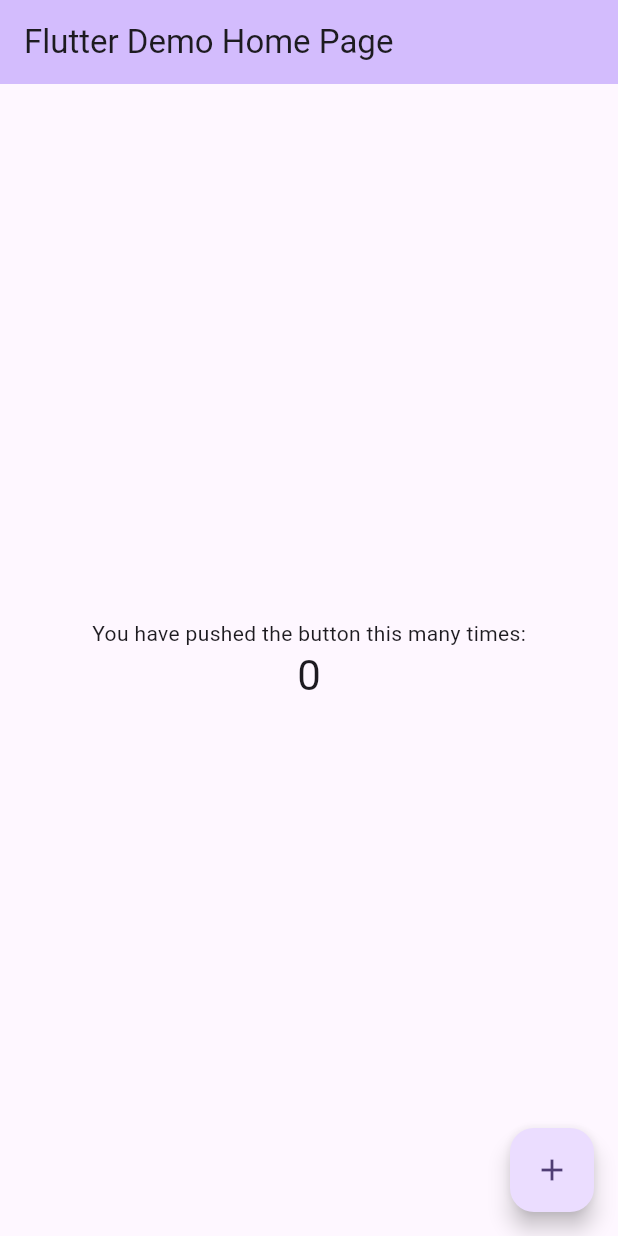
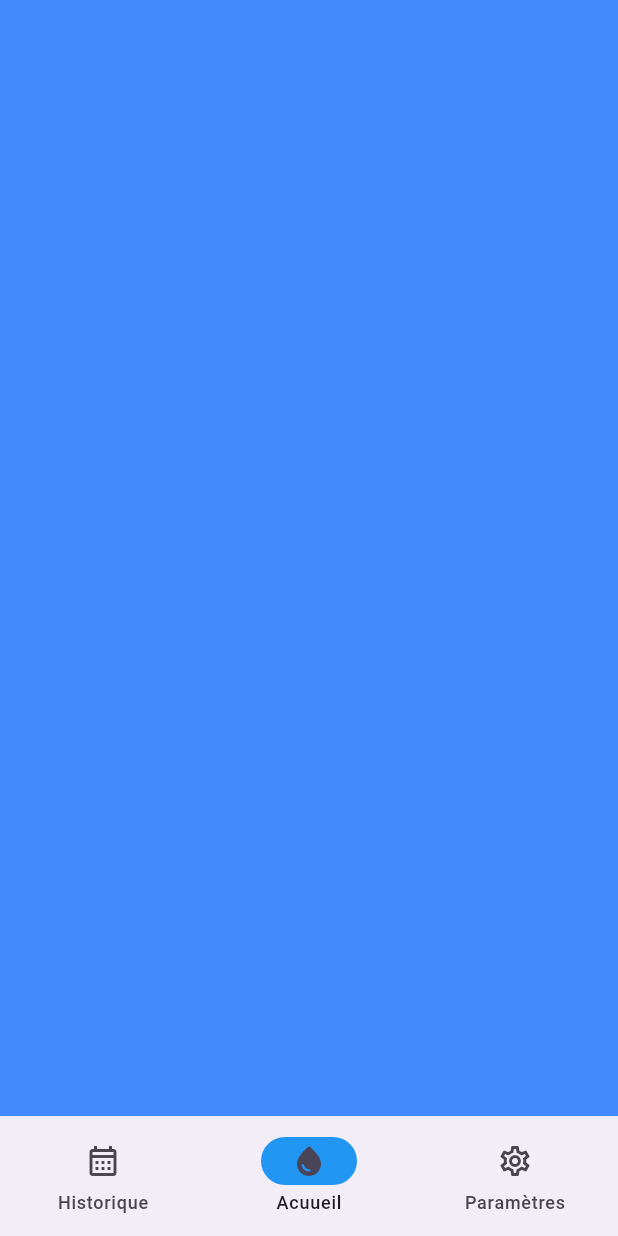
Before and after one commit to KEVINSINGH261/WaterReminderApp, a Flutter app: the screen it shows after launch, on a phone screen of 412 x 824 dp. Run offline on Flutter 3.47's test engine with Material 3 defaults, Android fonts, the phone set to English and light mode, and no system bars.

Commit message:
Barre de navigation pour pourvoir changer de page.

```diff
--- a/lib/main.dart
+++ b/lib/main.dart
@@ -1,125 +1,17 @@
 import 'package:flutter/material.dart';
+import 'package:waterreminderapp/navigation_menu.dart';
 
-void main() {
-  runApp(const MyApp());
-}
 
-class MyApp extends StatelessWidget {
-  const MyApp({super.key});
+void main() => runApp(const NavigationBarApp());
 
-  // This widget is the root of your application.
+class NavigationBarApp extends StatelessWidget {
+  const NavigationBarApp({super.key});
+
   @override
   Widget build(BuildContext context) {
     return MaterialApp(
-      title: 'Flutter Demo',
-      theme: ThemeData(
-        // This is the theme of your application.
-        //
-        // TRY THIS: Try running your application with "flutter run". You'll see
-        // the application has a purple toolbar. Then, without quitting the app,
-        // try changing the seedColor in the colorScheme below to Colors.green
-        // and then invoke "hot reload" (save your changes or press the "hot
-        // reload" button in a Flutter-supported IDE, or press "r" if you used
-        // the command line to start the app).
-        //
-        // Notice that the counter didn't reset back to zero; the application
-        // state is not lost during the reload. To reset the state, use hot
-        // restart instead.
-        //
-        // This works for code too, not just values: Most code changes can be
-        // tested with just a hot reload.
-        colorScheme: ColorScheme.fromSeed(seedColor: Colors.deepPurple),
-        useMaterial3: true,
-      ),
-      home: const MyHomePage(title: 'Flutter Demo Home Page'),
+      theme: ThemeData(useMaterial3: true),
+      home: NavigationMenu(),
     );
   }
 }
-
-class MyHomePage extends StatefulWidget {
-  const MyHomePage({super.key, required this.title});
-
-  // This widget is the home page of your application. It is stateful, meaning
-  // that it has a State object (defined below) that contains fields that affect
-  // how it looks.
-
-  // This class is the configuration for the state. It holds the values (in this
-  // case the title) provided by the parent (in this case the App widget) and
-  // used by the build method of the State. Fields in a Widget subclass are
-  // always marked "final".
-
-  final String title;
-
-  @override
-  State<MyHomePage> createState() => _MyHomePageState();
-}
-
-class _MyHomePageState extends State<MyHomePage> {
-  int _counter = 0;
-
-  void _incrementCounter() {
-    setState(() {
-      // This call to setState tells the Flutter framework that something has
-      // changed in this State, which causes it to rerun the build method below
-      // so that the display can reflect the updated values. If we changed
-      // _counter without calling setState(), then the build method would not be
-      // called again, and so nothing would appear to happen.
-      _counter++;
-    });
-  }
-
-  @override
-  Widget build(BuildContext context) {
-    // This method is rerun every time setState is called, for instance as done
-    // by the _incrementCounter method above.
-    //
-    // The Flutter framework has been optimized to make rerunning build methods
-    // fast, so that you can just rebuild anything that needs updating rather
-    // than having to individually change instances of widgets.
-    return Scaffold(
-      appBar: AppBar(
-        // TRY THIS: Try changing the color here to a specific color (to
-        // Colors.amber, perhaps?) and trigger a hot reload to see the AppBar
-        // change color while the other colors stay the same.
-        backgroundColor: Theme.of(context).colorScheme.inversePrimary,
-        // Here we take the value from the MyHomePage object that was created by
-        // the App.build method, and use it to set our appbar title.
-        title: Text(widget.title),
-      ),
-      body: Center(
-        // Center is a layout widget. It takes a single child and positions it
-        // in the middle of the parent.
-        child: Column(
-          // Column is also a layout widget. It takes a list of children and
-          // arranges them vertically. By default, it sizes itself to fit its
-          // children horizontally, and tries to be as tall as its parent.
-          //
-          // Column has various properties to control how it sizes itself and
-          // how it positions its children. Here we use mainAxisAlignment to
-          // center the children vertically; the main axis here is the vertical
-          // axis because Columns are vertical (the cross axis would be
-          // horizontal).
-          //
-          // TRY THIS: Invoke "debug painting" (choose the "Toggle Debug Paint"
-          // action in the IDE, or press "p" in the console), to see the
-          // wireframe for each widget.
-          mainAxisAlignment: MainAxisAlignment.center,
-          children: <Widget>[
-            const Text(
-              'You have pushed the button this many times:',
-            ),
-            Text(
-              '$_counter',
-              style: Theme.of(context).textTheme.headlineMedium,
-            ),
-          ],
-        ),
-      ),
-      floatingActionButton: FloatingActionButton(
-        onPressed: _incrementCounter,
-        tooltip: 'Increment',
-        child: const Icon(Icons.add),
-      ), // This trailing comma makes auto-formatting nicer for build methods.
-    );
-  }
-}
--- /dev/null
+++ b/lib/navigation_menu.dart
@@ -0,0 +1,54 @@
+import 'package:flutter/material.dart';
+import 'package:waterreminderapp/pages/home_page.dart';
+
+class NavigationMenu extends StatefulWidget {
+  const NavigationMenu({super.key});
+
+  @override
+  State<NavigationMenu> createState() => _NavigationMenuState();
+}
+
+class _NavigationMenuState extends State<NavigationMenu> {
+  int currentPageIndex = 1;
+
+  @override
+  Widget build(BuildContext context) {
+    return Scaffold(
+      bottomNavigationBar: NavigationBar(
+        onDestinationSelected: (int index) {
+          setState(() {
+            currentPageIndex = index;
+          });
+        },
+        indicatorColor: Colors.blue,
+        selectedIndex: currentPageIndex,
+        destinations: const <Widget>[
+          NavigationDestination(
+            selectedIcon: Icon(Icons.calendar_month),
+            icon: Icon(Icons.calendar_month_outlined),
+            label: 'Historique',
+          ),
+          NavigationDestination(
+            selectedIcon: Icon(Icons.water_drop),
+            icon: Icon(Icons.water_drop_outlined),
+            label: 'Acuueil',
+          ),
+          NavigationDestination(
+            selectedIcon: Icon(Icons.settings),
+            icon: Icon(Icons.settings_outlined),
+            label: 'Paramètres',
+          ),
+        ],
+      ),
+      body: <Widget>[
+        HomePage(),
+       Container(
+         color: Colors.blueAccent,
+       ),
+        Container(
+          color: Colors.yellow,
+        ),
+      ][currentPageIndex],
+    );
+  }
+}
--- /dev/null
+++ b/lib/pages/home_page.dart
@@ -0,0 +1,23 @@
+import 'package:flutter/material.dart';
+
+
+class HomePage extends StatefulWidget {
+  const HomePage({super.key});
+
+  @override
+  State<HomePage> createState() => _HomePageState();
+}
+
+class _HomePageState extends State<HomePage> {
+  @override
+  Widget build(BuildContext context) {
+    return Scaffold(
+      body: Column(
+        children: [
+          SizedBox()
+        ],
+
+      ),
+    );
+  }
+}
--- a/pubspec.yaml
+++ b/pubspec.yaml
@@ -59,9 +59,8 @@ flutter:
   uses-material-design: true
 
   # To add assets to your application, add an assets section, like this:
-  # assets:
-  #   - images/a_dot_burr.jpeg
-  #   - images/a_dot_ham.jpeg
+  assets:
+     - images/
 
   # An image asset can refer to one or more resolution-specific "variants", see
   # https://flutter.dev/assets-and-images/#resolution-aware
```
Also changed, not shown: lib/pages/page_historique.dart (added).
